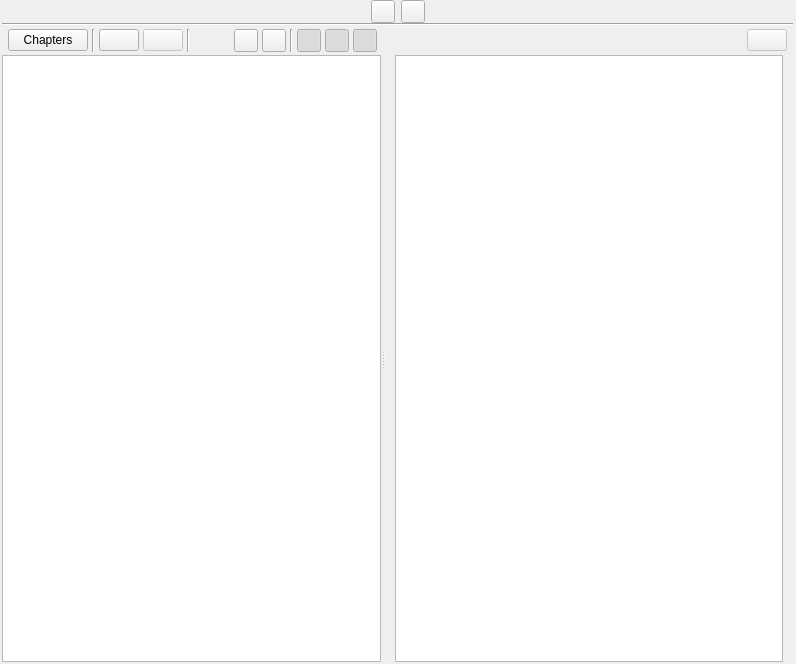
Old version of the form ui/scenes_view.ui in the repository zkovari/plotlyst.
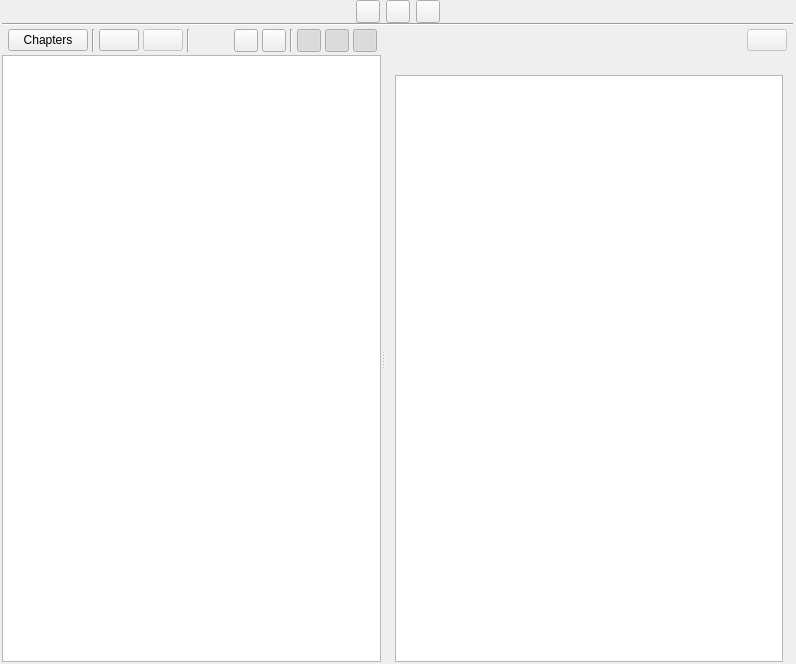
New version of the form. Custom widgets are drawn as their Qt base class.

Commit message:
Scene stages view (#29)
* progress

* progress

* rearrange charts

* add colors and titles for charts

* persist stages

* Fix test

* Add tests

* remove unused icon [skip ci]

Diff of the .ui file:
```diff
--- a/ui/scenes_view.ui
+++ b/ui/scenes_view.ui
@@ -114,6 +114,22 @@
             </attribute>
            </widget>
           </item>
+          <item>
+           <widget class="QToolButton" name="btnStatusView">
+            <property name="cursor">
+             <cursorShape>PointingHandCursor</cursorShape>
+            </property>
+            <property name="text">
+             <string/>
+            </property>
+            <property name="checkable">
+             <bool>true</bool>
+            </property>
+            <attribute name="buttonGroup">
+             <string notr="true">btnGroupViews</string>
+            </attribute>
+           </widget>
+          </item>
           <item>
            <spacer name="horizontalSpacer_8">
             <property name="orientation">
@@ -429,6 +445,28 @@
             </spacer>
            </item>
            <item>
+            <widget class="QStackedWidget" name="stackScenes">
+             <property name="currentIndex">
+              <number>1</number>
+             </property>
+             <widget class="QWidget" name="pageDefault">
+              <layout class="QVBoxLayout" name="verticalLayout_5">
+               <property name="spacing">
+                <number>0</number>
+               </property>
+               <property name="leftMargin">
+                <number>0</number>
+               </property>
+               <property name="topMargin">
+                <number>0</number>
+               </property>
+               <property name="rightMargin">
+                <number>0</number>
+               </property>
+               <property name="bottomMargin">
+                <number>0</number>
+               </property>
+               <item>
             <widget class="QTableView" name="tblScenes">
              <property name="editTriggers">
               <set>QAbstractItemView::AllEditTriggers</set>
@@ -476,11 +514,98 @@
               <bool>true</bool>
              </attribute>
              <attribute name="verticalHeaderVisible">
-              <bool>true</bool>
+                  <bool>false</bool>
              </attribute>
              <attribute name="verticalHeaderDefaultSectionSize">
               <number>50</number>
              </attribute>
+                </widget>
+               </item>
+              </layout>
+             </widget>
+             <widget class="QWidget" name="pageStages">
+              <layout class="QVBoxLayout" name="verticalLayout_7">
+               <property name="spacing">
+                <number>0</number>
+               </property>
+               <property name="leftMargin">
+                <number>0</number>
+               </property>
+               <property name="topMargin">
+                <number>0</number>
+               </property>
+               <property name="rightMargin">
+                <number>0</number>
+               </property>
+               <property name="bottomMargin">
+                <number>0</number>
+               </property>
+               <item>
+                <layout class="QVBoxLayout" name="verticalLayout_6">
+                 <item>
+                  <layout class="QHBoxLayout" name="horizontalLayout_3">
+                   <property name="spacing">
+                    <number>1</number>
+                   </property>
+                   <item>
+                    <widget class="QWidget" name="wdgProgressCharts" native="true">
+                     <property name="sizePolicy">
+                      <sizepolicy hsizetype="Preferred" vsizetype="Maximum">
+                       <horstretch>0</horstretch>
+                       <verstretch>0</verstretch>
+                      </sizepolicy>
+                     </property>
+                     <layout class="QHBoxLayout" name="horizontalLayout_5">
+                      <property name="spacing">
+                       <number>0</number>
+                      </property>
+                      <property name="leftMargin">
+                       <number>0</number>
+                      </property>
+                      <property name="topMargin">
+                       <number>0</number>
+                      </property>
+                      <property name="rightMargin">
+                       <number>0</number>
+                      </property>
+                      <property name="bottomMargin">
+                       <number>0</number>
+                      </property>
+                     </layout>
+                    </widget>
+                   </item>
+                   <item>
+                    <spacer name="horizontalSpacer">
+                     <property name="orientation">
+                      <enum>Qt::Horizontal</enum>
+                     </property>
+                     <property name="sizeHint" stdset="0">
+                      <size>
+                       <width>40</width>
+                       <height>20</height>
+                      </size>
+                     </property>
+                    </spacer>
+                   </item>
+                  </layout>
+                 </item>
+                 <item>
+                  <widget class="QTableView" name="tblSceneStages">
+                   <property name="sizePolicy">
+                    <sizepolicy hsizetype="Expanding" vsizetype="Expanding">
+                     <horstretch>0</horstretch>
+                     <verstretch>0</verstretch>
+                    </sizepolicy>
+                   </property>
+                   <property name="cursor" stdset="0">
+                    <cursorShape>PointingHandCursor</cursorShape>
+                   </property>
+                  </widget>
+                 </item>
+                </layout>
+               </item>
+              </layout>
+             </widget>
             </widget>
            </item>
            <item>
```
Lines whose indentation alone changed are shown as unchanged. The commit also changes 9 other files.
